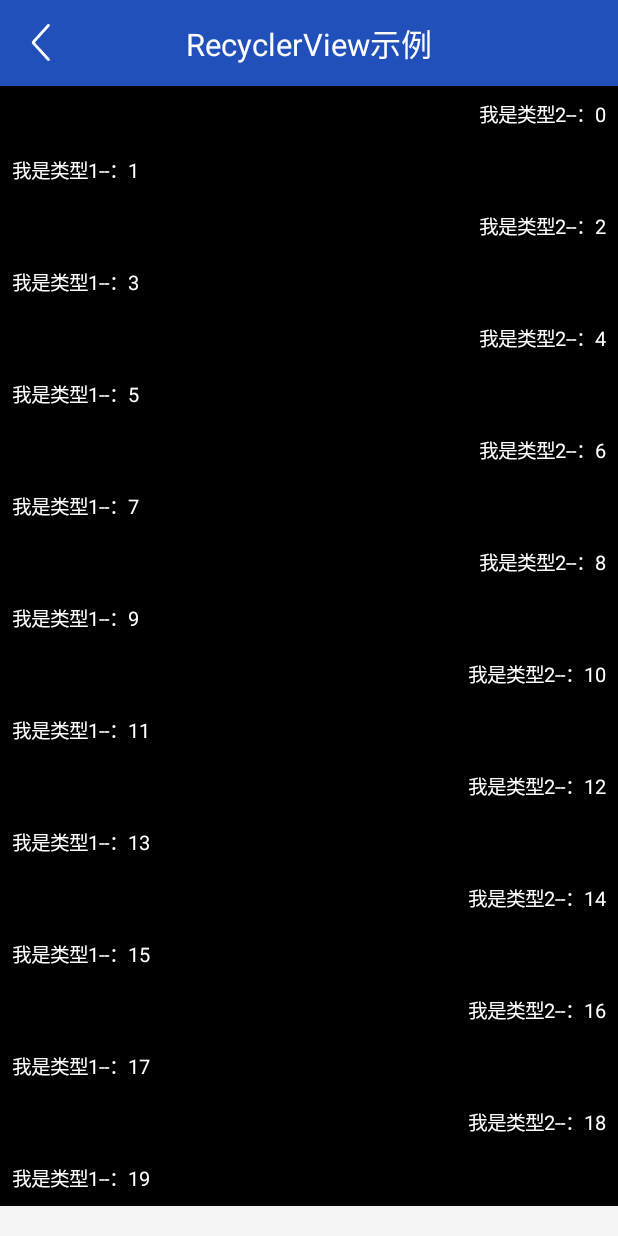
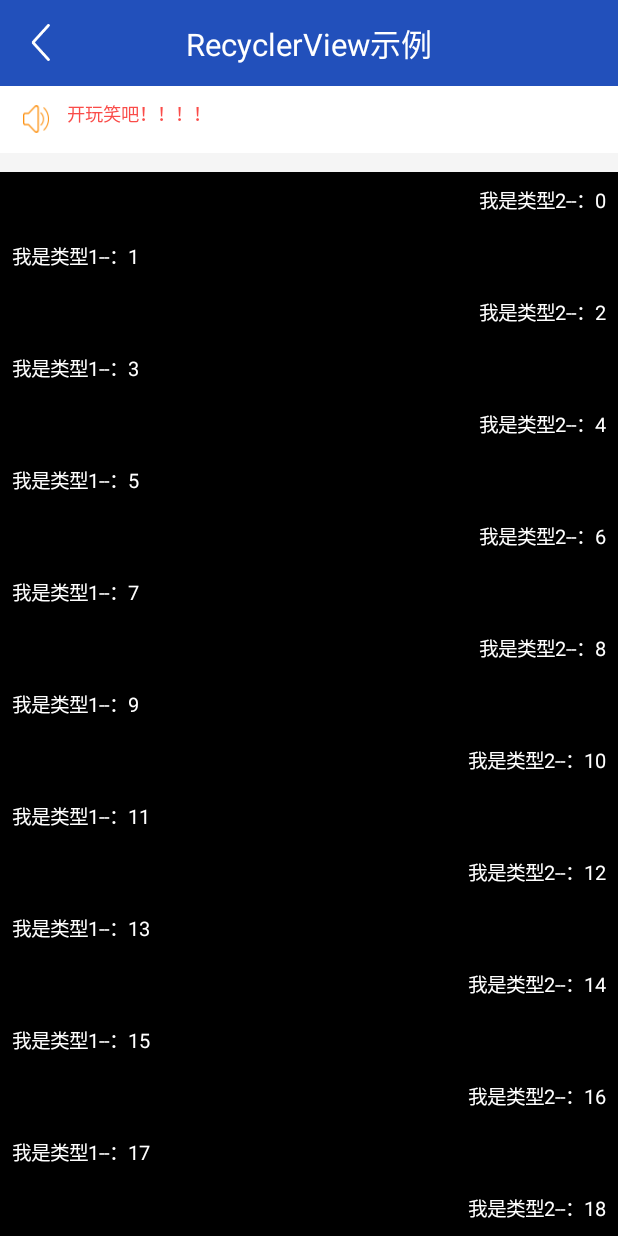
Before and after one commit to tzz2015/commonLib, an Android app: the MainActivity screen opened directly, with no data from a screen before it, on a phone screen of 412 x 824 dp. Run offline under Robolectric (Android 15) with nearby library versions, the phone set to English and light mode, and no system bars; our stand-ins replace ButterKnife, data binding; libraries missing offline, so code that uses them is left out: com.kaopiz.kprogresshud, com.tbruyelle.rxpermissions, retrofit2.adapter.rxjava, rx.functions, rx.subscriptions; pictures from the network do not load.

Commit message:
自动滚动

```diff
--- a/app/src/main/java/com/example/a11829/commonlib/MainActivity.java
+++ b/app/src/main/java/com/example/a11829/commonlib/MainActivity.java
@@ -87,6 +87,9 @@ public class MainActivity extends BaseActivity<BasePresenter,ActivityMainBinding
         if(!isMore){
            dataList.clear();
         }
+        BaseRecyclerModel model=new BaseRecyclerModel();
+        model.viewType=3;
+        dataList.add(model);
         for(int i=0;i<20;i++){
             TestModel testModel=new TestModel();
             if(i%2==0){
@@ -100,6 +103,7 @@ public class MainActivity extends BaseActivity<BasePresenter,ActivityMainBinding
 
             dataList.add(testModel);
         }
+
         mBindingView.xRecyclerView.refreshComplete();
         if(adapter!=null){
             adapter.clear();
--- /dev/null
+++ b/app/src/main/java/com/example/a11829/commonlib/MainHomeSysMsgHolder.java
@@ -0,0 +1,58 @@
+package com.example.a11829.commonlib;
+
+import android.content.Intent;
+import android.view.ViewGroup;
+
+
+import com.example.a11829.commonlib.databinding.ItemSysMsgBinding;
+import com.example.a11829.commonlib.view.AutoScrollTextView;
+import com.zyf.fwms.commonlibrary.base.baseadapter.BaseRecyclerModel;
+import com.zyf.fwms.commonlibrary.base.baseadapter.BaseRecyclerViewHolder;
+import com.zyf.fwms.commonlibrary.utils.AutoUtils;
+import com.zyf.fwms.commonlibrary.utils.CommonUtils;
+
+import java.util.ArrayList;
+import java.util.List;
+
+/**
+ * 杭州融科网络
+ * 刘宇飞创建 on 2017/6/6.
+ * 描述：
+ */
+
+public class MainHomeSysMsgHolder extends BaseRecyclerViewHolder<ItemSysMsgBinding> {
+    private List<String> list = new ArrayList<>();
+
+    public MainHomeSysMsgHolder(ViewGroup viewGroup, int layoutId) {
+        super(viewGroup, layoutId);
+        list.add("不能适配吗！！！！");
+        list.add("开玩笑吧！！！！");
+        list.add("真的！！！！");
+        list.add("那再试试吧！！！！");
+        list.add("真不行！！！！");
+        list.add("不能说不行！！！！");
+        list.add("啊啊啊啊啊啊啊啊啊啊啊啊啊啊啊啊啊啊啊啊啊啊啊啊啊啊啊啊啊啊啊！！！！");
+    }
+
+    @Override
+    public void onBindViewHolder(BaseRecyclerModel object, int position) {
+
+        if(binding.llRoot.getChildCount()==2) binding.llRoot.removeViewAt(1);
+        // binding.autoText.setUserTextView(R.layout.scroll_textview_item);
+        AutoScrollTextView autoText = new AutoScrollTextView(itemView.getContext());
+        autoText.setPadding(0,15,0,0);
+        AutoUtils.autoPadding(autoText);
+        autoText.setList(list);
+        autoText.stopScroll();
+        autoText.startScroll();
+        autoText.setClickLisener(new AutoScrollTextView.ItemClickLisener() {
+            @Override
+            public void onClick(int position) {
+                CommonUtils.showToast(itemView.getContext(), list.get(position));
+            }
+        });
+        binding.llRoot.addView(autoText);
+
+
+    }
+}
--- a/app/src/main/java/com/example/a11829/commonlib/TestAdapter.java
+++ b/app/src/main/java/com/example/a11829/commonlib/TestAdapter.java
@@ -23,6 +23,8 @@ public class TestAdapter extends BaseRecyclerViewAdapter {
                     return new TestHolder(parent, R.layout.layout_test_item);
                 case TEST2_ITEM://文字在右边
                     return new TestHolder2(parent, R.layout.layout_test_item2);
+                case 3:
+                    return  new MainHomeSysMsgHolder(parent,R.layout.item_sys_msg);
                 default://这里执行到default里面 一定会崩溃
                     return null;
             }
--- /dev/null
+++ b/app/src/main/java/com/example/a11829/commonlib/view/AutoScrollTextView.java
@@ -0,0 +1,225 @@
+package com.example.a11829.commonlib.view;
+
+import android.content.Context;
+import android.graphics.Camera;
+import android.graphics.Matrix;
+import android.os.Handler;
+import android.text.TextUtils;
+import android.util.AttributeSet;
+import android.view.Gravity;
+import android.view.LayoutInflater;
+import android.view.View;
+import android.view.animation.AccelerateInterpolator;
+import android.view.animation.Animation;
+import android.view.animation.Transformation;
+import android.widget.TextSwitcher;
+import android.widget.TextView;
+import android.widget.ViewSwitcher;
+
+import com.example.a11829.commonlib.R;
+import com.zyf.fwms.commonlibrary.utils.AutoUtils;
+import com.zyf.fwms.commonlibrary.utils.CommonUtils;
+
+import java.util.List;
+
+
+/**
+ * 自动垂直滚动的TextView
+ */
+public class AutoScrollTextView extends TextSwitcher implements ViewSwitcher.ViewFactory {
+
+    private Context mContext;
+
+    //mInUp,mOutUp分别构成向下翻页的进出动画
+    private Rotate3dAnimation mInUp;
+    private Rotate3dAnimation mOutUp;
+    private Handler handler;
+    private Runnable runnable;
+    private List<String> list;
+    private int position = 0;
+    private int delayedTime = 3000;//滚动间隔
+    private ItemClickLisener lisener;
+
+
+    public AutoScrollTextView(Context context) {
+        this(context, null);
+    }
+
+    public AutoScrollTextView(Context context, AttributeSet attrs) {
+        super(context, attrs);
+        mContext = context;
+        init();
+
+    }
+
+    private void init() {
+
+        setFactory(this);
+
+        mInUp = createAnim(true, true);
+        mOutUp = createAnim(false, true);
+
+        setInAnimation(mInUp);//当View显示时动画资源ID
+        setOutAnimation(mOutUp);//当View隐藏是动画资源ID。
+        //采用handler进行计时滚动
+        handler = new Handler();
+        runnable = new Runnable() {
+            @Override
+            public void run() {
+                position++;
+                if (position == list.size())
+                    position = 0;
+
+                if (list == null) return;
+                //设置显示数据并滚动
+                next();
+                setText(list.get(position));
+                handler.postDelayed(runnable, delayedTime);
+            }
+        };
+    }
+
+    private Rotate3dAnimation createAnim(boolean turnIn, boolean turnUp) {
+
+        Rotate3dAnimation rotation = new Rotate3dAnimation(turnIn, turnUp);
+        rotation.setDuration(1200);//执行动画的时间
+        rotation.setFillAfter(false);//是否保持动画完毕之后的状态
+        rotation.setInterpolator(new AccelerateInterpolator());//设置加速模式
+
+        return rotation;
+    }
+
+    /**
+     * 设置滚动数据集合
+     *
+     * @param list
+     */
+    public void setList(List<String> list) {
+        this.list = list;
+    }
+
+    /**
+     * 开始滚动
+     */
+    public void startScroll() {
+        position = 0;
+        handler.post(runnable);
+    }
+
+    /**
+     * 开始滚动
+     */
+    public void startScroll(int delayedTime) {
+        this.delayedTime = delayedTime;
+        position = 0;
+        handler.post(runnable);
+    }
+
+    /**
+     * 停止滚动
+     */
+    public void stopScroll() {
+        handler.removeCallbacks(runnable);
+    }
+
+    /**
+     * 设置监听
+     *
+     * @return
+     */
+    public void setClickLisener(ItemClickLisener lisener) {
+        this.lisener = lisener;
+    }
+
+    /**
+     * 设置自定义textView
+     *
+     * @return
+     */
+
+
+    //这里返回的TextView，就是我们看到的View,可以设置自己想要的效果
+    public View makeView() {
+       // TextView textView = (TextView) LayoutInflater.from(mContext).inflate(R.layout.scroll_textview_item, null);
+
+        TextView textView = new TextView(mContext);
+        textView.setGravity(Gravity.LEFT);
+        textView.setSingleLine(true);
+        textView.setEllipsize(TextUtils.TruncateAt.END);
+        textView.setTextSize(13);
+        textView.setTextColor(mContext.getResources().getColor(R.color.public_red));
+
+        textView.setOnClickListener(new OnClickListener() {
+            @Override
+            public void onClick(View view) {
+                if (lisener != null) {
+                    lisener.onClick(position);
+                }
+            }
+        });
+        AutoUtils.auto(textView);
+        return textView;
+
+    }
+
+    //定义动作，向上滚动翻页
+    public void next() {
+        //显示动画
+        if (getInAnimation() != mInUp) {
+            setInAnimation(mInUp);
+        }
+        //隐藏动画
+        if (getOutAnimation() != mOutUp) {
+            setOutAnimation(mOutUp);
+        }
+    }
+
+    class Rotate3dAnimation extends Animation {
+        private float mCenterX;
+        private float mCenterY;
+        private final boolean mTurnIn;
+        private final boolean mTurnUp;
+        private Camera mCamera;
+
+        public Rotate3dAnimation(boolean turnIn, boolean turnUp) {
+            mTurnIn = turnIn;
+            mTurnUp = turnUp;
+        }
+
+        @Override
+        public void initialize(int width, int height, int parentWidth, int parentHeight) {
+            super.initialize(width, height, parentWidth, parentHeight);
+            mCamera = new Camera();
+            mCenterY = getHeight();
+            mCenterX = getWidth();
+        }
+
+        @Override
+        protected void applyTransformation(float interpolatedTime, Transformation t) {
+
+            final float centerX = mCenterX;
+            final float centerY = mCenterY;
+            final Camera camera = mCamera;
+            final int derection = mTurnUp ? 1 : -1;
+
+            final Matrix matrix = t.getMatrix();
+
+            camera.save();
+            if (mTurnIn) {
+                camera.translate(0.0f, derection * mCenterY * (interpolatedTime - 1.0f), 0.0f);
+            } else {
+                camera.translate(0.0f, derection * mCenterY * (interpolatedTime), 0.0f);
+            }
+            camera.getMatrix(matrix);
+            camera.restore();
+
+            matrix.preTranslate(-centerX, -centerY);
+            matrix.postTranslate(centerX, centerY);
+        }
+    }
+
+    public interface ItemClickLisener {
+        void onClick(int position);
+    }
+
+}
--- /dev/null
+++ b/app/src/main/res/layout/item_sys_msg.xml
@@ -0,0 +1,21 @@
+<?xml version="1.0" encoding="utf-8"?>
+<layout>
+    <LinearLayout xmlns:android="http://schemas.android.com/apk/res/android"
+        android:layout_width="match_parent"
+        android:layout_height="70px"
+        android:id="@+id/ll_root"
+        android:layout_marginBottom="20px"
+        android:background="@color/colorWhite"
+        android:orientation="horizontal">
+        <ImageView
+            android:layout_gravity="center_vertical"
+            android:src="@mipmap/notice"
+            android:scaleType="fitXY"
+            android:layout_marginLeft="27px"
+            android:layout_marginRight="20px"
+            android:layout_width="32px"
+            android:layout_height="32px" />
+
+
+    </LinearLayout>
+</layout>
--- /dev/null
+++ b/app/src/main/res/layout/scroll_textview_item.xml
@@ -0,0 +1,14 @@
+<?xml version="1.0" encoding="utf-8"?>
+
+
+<TextView xmlns:android="http://schemas.android.com/apk/res/android"
+    android:id="@+id/tv_show"
+    android:layout_width="match_parent"
+    android:layout_height="wrap_content"
+    android:padding="20px"
+    android:textSize="30px"
+    android:gravity="left"
+    android:singleLine="true"
+    android:ellipsize="end"
+    android:text="哈哈哈"
+    android:textColor="@color/public_red" />
--- a/xrecyclerview/build.gradle
+++ b/xrecyclerview/build.gradle
@@ -2,7 +2,7 @@ apply plugin: 'com.android.library'
 
 android {
     compileSdkVersion 25
-    buildToolsVersion '25.3.1'
+    buildToolsVersion '26.0.2'
 
     defaultConfig {
         minSdkVersion 16
```
Also changed, not shown: app/src/main/res/mipmap-hdpi/notice.png (added), 1 other file.
